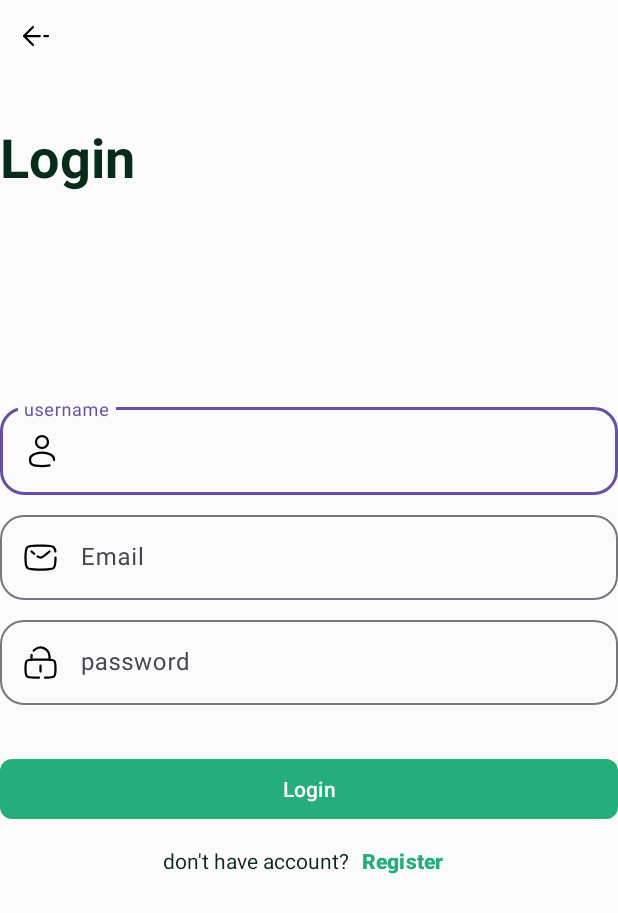
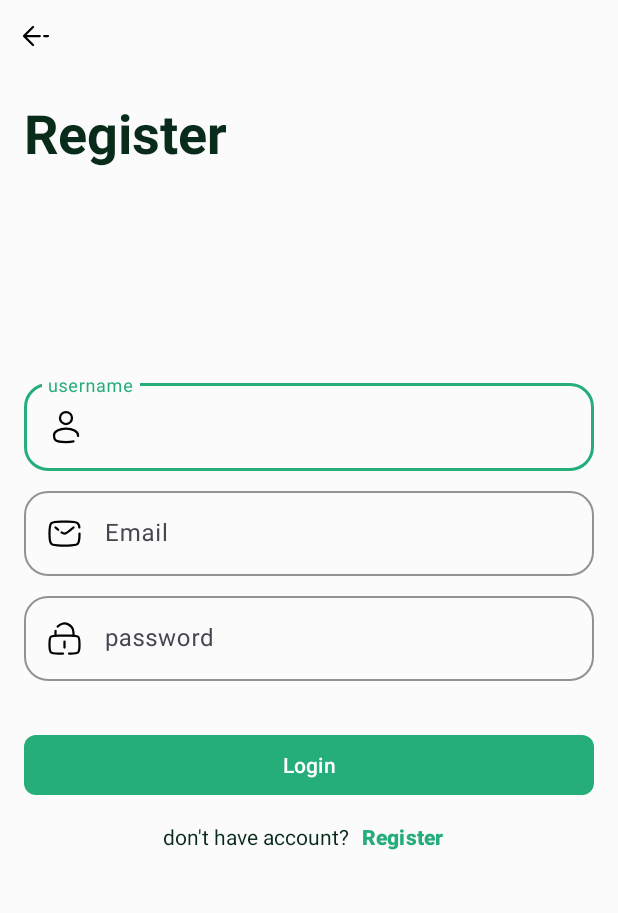
Before and after one commit to 7exp/craftit-android, an Android app: the RegisterActivity screen opened directly, with no data from a screen before it, on a phone screen of 412 x 824 dp. Shown: the top 913 px of the screen. Run offline under Robolectric (Android 15) with nearby library versions, the light colour scheme and no system bars.

Commit message:
feat: register

```diff
--- a/app/src/main/java/com/sevenexp/craftit/ui/auth/register/RegisterActivity.kt
+++ b/app/src/main/java/com/sevenexp/craftit/ui/auth/register/RegisterActivity.kt
@@ -13,11 +13,6 @@ class RegisterActivity : AppCompatActivity() {
         super.onCreate(savedInstanceState)
         enableEdgeToEdge()
         setContentView(R.layout.activity_register)
-        ViewCompat.setOnApplyWindowInsetsListener(findViewById(R.id.main)) { v, insets ->
-            val systemBars = insets.getInsets(WindowInsetsCompat.Type.systemBars())
-            v.setPadding(systemBars.left, systemBars.top, systemBars.right, systemBars.bottom)
-            insets
-        }
     }
 
     fun onBackPressed(view: View) {
--- a/app/src/main/java/com/sevenexp/craftit/ui/welcome/WelcomeActivity.kt
+++ b/app/src/main/java/com/sevenexp/craftit/ui/welcome/WelcomeActivity.kt
@@ -24,6 +24,7 @@ import com.sevenexp.craftit.R
 import com.sevenexp.craftit.databinding.ActivityWelcomeBinding
 import com.sevenexp.craftit.ui.MainActivity
 import com.sevenexp.craftit.ui.auth.login.LoginActivity
+import com.sevenexp.craftit.ui.auth.register.RegisterActivity
 import com.sevenexp.craftit.utils.ResultState
 
 class WelcomeActivity : AppCompatActivity() {
@@ -39,7 +40,7 @@ class WelcomeActivity : AppCompatActivity() {
 
         binding.apply {
             btnLogin.setOnClickListener { toActivity(LoginActivity::class.java) }
-            btnRegister.setOnClickListener { }
+            btnRegister.setOnClickListener { toActivity(RegisterActivity::class.java) }
         }
 
         setupSlider()
--- a/app/src/main/res/layout/activity_register.xml
+++ b/app/src/main/res/layout/activity_register.xml
@@ -5,7 +5,7 @@
     android:id="@+id/main"
     android:layout_width="match_parent"
     android:layout_height="match_parent"
-    android:padding="16dp"
+    android:fitsSystemWindows="true"
     tools:context=".ui.auth.register.RegisterActivity">
 
     <ImageButton
@@ -23,8 +23,9 @@
         android:id="@+id/tv_title"
         android:layout_width="wrap_content"
         android:layout_height="wrap_content"
+        android:layout_margin="16dp"
         android:layout_marginTop="32dp"
-        android:text="@string/text_login"
+        android:text="@string/text_register"
         android:textSize="36sp"
         android:textStyle="bold"
         app:layout_constraintLeft_toLeftOf="parent"
@@ -33,6 +34,7 @@
     <LinearLayout
         android:layout_width="match_parent"
         android:layout_height="wrap_content"
+        android:layout_margin="16dp"
         android:layout_marginTop="32dp"
         android:orientation="vertical"
         app:layout_constraintBottom_toBottomOf="parent"
@@ -47,7 +49,9 @@
             app:boxCornerRadiusBottomEnd="16dp"
             app:boxCornerRadiusBottomStart="16dp"
             app:boxCornerRadiusTopEnd="16dp"
-            app:boxCornerRadiusTopStart="16dp">
+            app:boxCornerRadiusTopStart="16dp"
+            app:boxStrokeColor="@color/primary"
+            app:hintTextColor="@color/primary">
 
             <com.google.android.material.textfield.TextInputEditText
                 android:id="@+id/ed_name"
@@ -56,7 +60,7 @@
                 android:drawableStart="@drawable/ic_user"
                 android:drawablePadding="16dp"
                 android:hint="@string/text_username"
-                android:inputType="textEmailAddress"
+                android:inputType="textPersonName"
                 android:maxLines="1" />
         </com.google.android.material.textfield.TextInputLayout>
 
@@ -68,7 +72,9 @@
             app:boxCornerRadiusBottomEnd="16dp"
             app:boxCornerRadiusBottomStart="16dp"
             app:boxCornerRadiusTopEnd="16dp"
-            app:boxCornerRadiusTopStart="16dp">
+            app:boxCornerRadiusTopStart="16dp"
+            app:boxStrokeColor="@color/primary"
+            app:hintTextColor="@color/primary">
 
             <com.google.android.material.textfield.TextInputEditText
                 android:id="@+id/ed_email"
@@ -89,7 +95,9 @@
             app:boxCornerRadiusBottomEnd="16dp"
             app:boxCornerRadiusBottomStart="16dp"
             app:boxCornerRadiusTopEnd="16dp"
-            app:boxCornerRadiusTopStart="16dp">
+            app:boxCornerRadiusTopStart="16dp"
+            app:boxStrokeColor="@color/primary"
+            app:hintTextColor="@color/primary">
 
             <com.google.android.material.textfield.TextInputEditText
                 android:id="@+id/ed_password"
@@ -98,7 +106,7 @@
                 android:drawableStart="@drawable/ic_lock"
                 android:drawablePadding="16dp"
                 android:hint="@string/text_password"
-                android:inputType="textEmailAddress"
+                android:inputType="textPassword"
                 android:maxLines="1" />
         </com.google.android.material.textfield.TextInputLayout>
 
--- a/app/src/main/res/values/themes.xml
+++ b/app/src/main/res/values/themes.xml
@@ -17,12 +17,14 @@
     <style name="Theme.CraftIt.Button.Primary" parent="Widget.Material3.Button.TextButton">
         <item name="android:textColor">@color/onPrimary</item>
         <item name="backgroundTint">@color/primary</item>
+        <item name="rippleColor">@color/primary100</item>
         <item name="cornerRadius">8dp</item>
     </style>
 
     <style name="Theme.CraftIt.Button.Secondary" parent="Widget.Material3.Button.TextButton">
         <item name="android:textColor">@color/onBase</item>
         <item name="backgroundTint">@android:color/transparent</item>
+        <item name="rippleColor">@color/primary100</item>
         <item name="strokeColor">@color/onBase</item>
         <item name="strokeWidth">2dp</item>
         <item name="cornerRadius">8dp</item>
```
